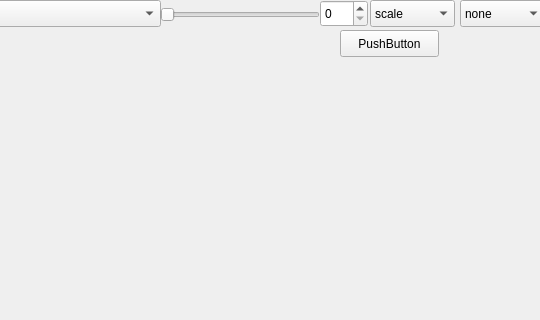
Old version of the form video_test/video_form.ui in the repository vkurbatov/mcu_remake; both pictures show x 740 to 1280 and y 0 to 320 of the 1280 by 790 pixel window.
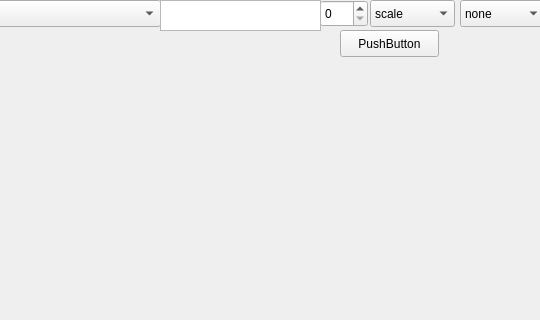
New version of the form.

Commit message: camera control complete

What changed in the file:
```diff
--- a/video_test/video_form.ui
+++ b/video_test/video_form.ui
@@ -2,6 +2,9 @@
 <ui version="4.0">
  <class>video_form</class>
  <widget class="QMainWindow" name="video_form">
+  <property name="enabled">
+   <bool>true</bool>
+  </property>
   <property name="geometry">
    <rect>
     <x>0</x>
@@ -159,6 +162,9 @@
     </property>
    </widget>
    <widget class="QSlider" name="slControl">
+    <property name="enabled">
+     <bool>true</bool>
+    </property>
     <property name="geometry">
      <rect>
       <x>900</x>
@@ -252,6 +258,39 @@
      <string>PushButton</string>
     </property>
    </widget>
+   <widget class="QComboBox" name="cbbControl">
+    <property name="geometry">
+     <rect>
+      <x>900</x>
+      <y>0</y>
+      <width>161</width>
+      <height>27</height>
+     </rect>
+    </property>
+   </widget>
+   <widget class="QCheckBox" name="cbControl">
+    <property name="geometry">
+     <rect>
+      <x>900</x>
+      <y>0</y>
+      <width>161</width>
+      <height>22</height>
+     </rect>
+    </property>
+    <property name="text">
+     <string/>
+    </property>
+   </widget>
+   <widget class="QTextEdit" name="teControl">
+    <property name="geometry">
+     <rect>
+      <x>900</x>
+      <y>0</y>
+      <width>161</width>
+      <height>31</height>
+     </rect>
+    </property>
+   </widget>
   </widget>
   <widget class="QMenuBar" name="menubar">
    <property name="geometry">
```
The commit also changes 8 other files.
